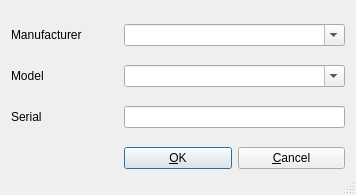
Before: the Qt Designer form src/common/form/GliderForm.ui in t0b3/flyhigh, drawn with Qt 5.
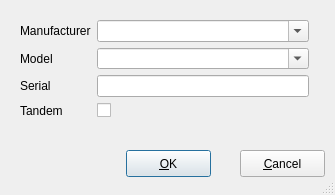
After: the same form once the commit is applied.

Commit message: Support for tandem gliders. This includes changes to glider window, flight statistics window, glider form and database.

Diff of the .ui file:
```diff
--- a/src/common/form/GliderForm.ui
+++ b/src/common/form/GliderForm.ui
@@ -6,7 +6,7 @@
    <rect>
     <x>0</x>
     <y>0</y>
-    <width>356</width>
+    <width>335</width>
     <height>195</height>
    </rect>
   </property>
@@ -16,10 +16,57 @@
   <property name="sizeGripEnabled">
    <bool>true</bool>
   </property>
-  <layout class="QGridLayout" name="gridLayout">
-   <property name="verticalSpacing">
-    <number>6</number>
+  <widget class="QPushButton" name="buttonOk">
+   <property name="geometry">
+    <rect>
+     <x>126</x>
+     <y>150</y>
+     <width>85</width>
+     <height>27</height>
+    </rect>
    </property>
+   <property name="text">
+    <string>&amp;OK</string>
+   </property>
+   <property name="shortcut">
+    <string/>
+   </property>
+   <property name="autoDefault">
+    <bool>true</bool>
+   </property>
+   <property name="default">
+    <bool>true</bool>
+   </property>
+  </widget>
+  <widget class="QPushButton" name="buttonCancel">
+   <property name="geometry">
+    <rect>
+     <x>240</x>
+     <y>150</y>
+     <width>85</width>
+     <height>27</height>
+    </rect>
+   </property>
+   <property name="text">
+    <string>&amp;Cancel</string>
+   </property>
+   <property name="shortcut">
+    <string/>
+   </property>
+   <property name="autoDefault">
+    <bool>true</bool>
+   </property>
+  </widget>
+  <widget class="QWidget" name="layoutWidget">
+   <property name="geometry">
+    <rect>
+     <x>9</x>
+     <y>9</y>
+     <width>311</width>
+     <height>120</height>
+    </rect>
+   </property>
+   <layout class="QFormLayout" name="formLayout">
    <item row="0" column="0">
     <widget class="QLabel" name="textLabelManu">
      <property name="text">
@@ -30,7 +77,7 @@
      </property>
     </widget>
    </item>
-   <item row="0" column="1" colspan="2">
+    <item row="0" column="1">
     <widget class="QComboBox" name="comboBoxManu">
      <property name="editable">
       <bool>true</bool>
@@ -52,7 +99,7 @@
      </property>
     </widget>
    </item>
-   <item row="1" column="1" colspan="2">
+    <item row="1" column="1">
     <widget class="QComboBox" name="comboBoxModel">
      <property name="editable">
       <bool>true</bool>
@@ -64,37 +111,8 @@
      </item>
     </widget>
    </item>
-   <item row="5" column="1">
-    <widget class="QPushButton" name="buttonOk">
-     <property name="text">
-      <string>&amp;OK</string>
-     </property>
-     <property name="shortcut">
-      <string/>
-     </property>
-     <property name="autoDefault">
-      <bool>true</bool>
-     </property>
-     <property name="default">
-      <bool>true</bool>
-     </property>
-    </widget>
-   </item>
-   <item row="5" column="2">
-    <widget class="QPushButton" name="buttonCancel">
-     <property name="text">
-      <string>&amp;Cancel</string>
-     </property>
-     <property name="shortcut">
-      <string/>
-     </property>
-     <property name="autoDefault">
-      <bool>true</bool>
-     </property>
-    </widget>
-   </item>
    <item row="2" column="0">
-    <widget class="QLabel" name="textLabelModel_2">
+     <widget class="QLabel" name="textLabelSerial">
      <property name="text">
       <string>Serial</string>
      </property>
@@ -103,10 +121,28 @@
      </property>
     </widget>
    </item>
-   <item row="2" column="1" colspan="2">
+    <item row="2" column="1">
     <widget class="QLineEdit" name="lineEditSerial"/>
    </item>
-  </layout>
+    <item row="3" column="0">
+     <widget class="QLabel" name="textLabelPassengers">
+      <property name="text">
+       <string>Tandem</string>
+      </property>
+      <property name="wordWrap">
+       <bool>false</bool>
+      </property>
+     </widget>
+    </item>
+    <item row="3" column="1">
+     <widget class="QCheckBox" name="checkBoxPassengers">
+      <property name="text">
+       <string/>
+      </property>
+     </widget>
+    </item>
+   </layout>
+  </widget>
  </widget>
  <layoutdefault spacing="6" margin="11"/>
  <pixmapfunction>qPixmapFromMimeSource</pixmapfunction>
```
Lines whose indentation alone changed are shown as unchanged. The commit also changes 14 other files.
